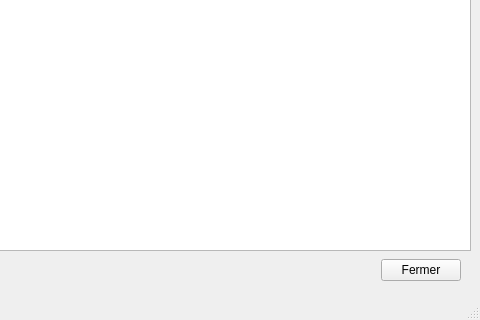
This is uilisttransaction.ui in TURKEYSTAR/Bank as Qt 5 draws it before an edit; both pictures show x 320 to 800 and y 180 to 500 of the 800 by 500 pixel window. The edited form follows.
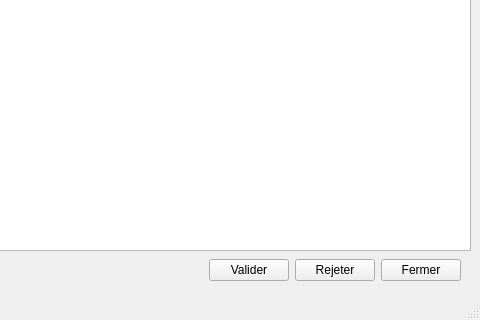
This is the edited form.

Commit message: Valider/rejeter

The edit to the form file:
```diff
--- a/uilisttransaction.ui
+++ b/uilisttransaction.ui
@@ -118,6 +118,20 @@
        </property>
       </spacer>
      </item>
+     <item>
+      <widget class="QPushButton" name="pushButtonValider">
+       <property name="text">
+        <string>Valider</string>
+       </property>
+      </widget>
+     </item>
+     <item>
+      <widget class="QPushButton" name="pushButtonRejeter">
+       <property name="text">
+        <string>Rejeter</string>
+       </property>
+      </widget>
+     </item>
      <item>
       <widget class="QPushButton" name="pushButtonClose">
        <property name="text">
```
The commit also changes 18 other files.
